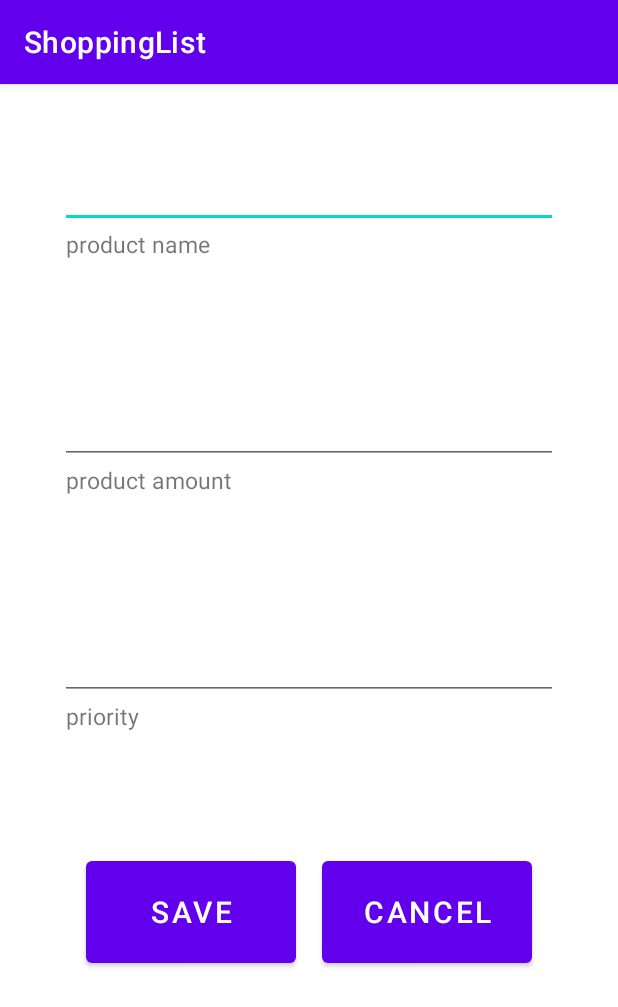
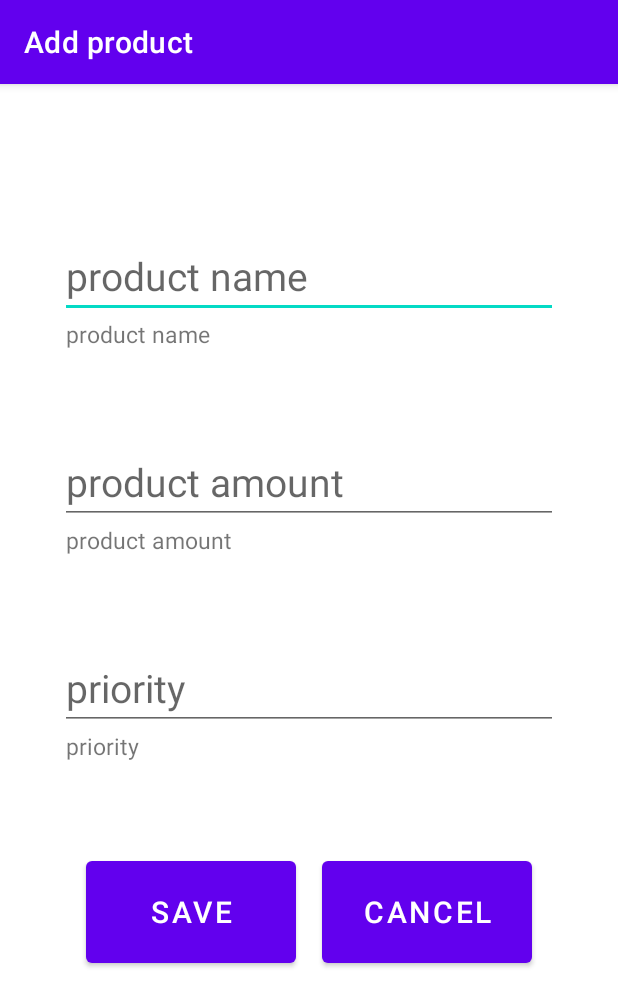
Before and after one commit to natalia-mus/ShoppingList, an Android app: the AddProductActivity screen opened directly, with no data from a screen before it, on a phone screen of 412 x 824 dp. Shown: the top 1007 px of the screen. Run offline under Robolectric (Android 15) with nearby library versions, the phone set to English and light mode, and no system bars.

Commit message:
Opening AddProductActivity

```diff
--- a/app/src/main/res/layout/activity_add_product.xml
+++ b/app/src/main/res/layout/activity_add_product.xml
@@ -1,7 +1,6 @@
 <?xml version="1.0" encoding="utf-8"?>
 <androidx.constraintlayout.widget.ConstraintLayout xmlns:android="http://schemas.android.com/apk/res/android"
     xmlns:app="http://schemas.android.com/apk/res-auto"
-    xmlns:tools="http://schemas.android.com/tools"
     android:layout_width="match_parent"
     android:layout_height="wrap_content">
 
@@ -9,7 +8,10 @@
         android:id="@+id/add_product_name_section"
         android:layout_width="match_parent"
         android:layout_height="wrap_content"
-        android:layout_margin="40dp"
+        android:layout_marginStart="40dp"
+        android:layout_marginTop="100dp"
+        android:layout_marginEnd="40dp"
+        android:layout_marginBottom="20dp"
         app:layout_constraintBottom_toTopOf="@+id/add_product_amount_section"
         app:layout_constraintTop_toTopOf="parent">
 
@@ -17,10 +19,10 @@
             android:id="@+id/add_product_name"
             android:layout_width="match_parent"
             android:layout_height="wrap_content"
+            android:hint="@string/add_product_name"
             android:textSize="26sp"
             app:layout_constraintStart_toStartOf="parent"
-            app:layout_constraintTop_toTopOf="parent"
-            tools:text="product name" />
+            app:layout_constraintTop_toTopOf="parent" />
 
         <TextView
             android:id="@+id/add_product_name_label"
@@ -38,7 +40,10 @@
         android:id="@+id/add_product_amount_section"
         android:layout_width="match_parent"
         android:layout_height="wrap_content"
-        android:layout_margin="40dp"
+        android:layout_marginStart="40dp"
+        android:layout_marginTop="40dp"
+        android:layout_marginEnd="40dp"
+        android:layout_marginBottom="20dp"
         app:layout_constraintBottom_toTopOf="@+id/add_product_priority_section"
         app:layout_constraintTop_toBottomOf="@+id/add_product_name_section">
 
@@ -46,10 +51,10 @@
             android:id="@+id/add_product_amount"
             android:layout_width="match_parent"
             android:layout_height="wrap_content"
+            android:hint="@string/add_product_amount"
             android:textSize="26sp"
             app:layout_constraintStart_toStartOf="parent"
-            app:layout_constraintTop_toTopOf="parent"
-            tools:text="product amount" />
+            app:layout_constraintTop_toTopOf="parent" />
 
         <TextView
             android:id="@+id/add_product_amount_label"
@@ -67,7 +72,10 @@
         android:id="@+id/add_product_priority_section"
         android:layout_width="match_parent"
         android:layout_height="wrap_content"
-        android:layout_margin="40dp"
+        android:layout_marginStart="40dp"
+        android:layout_marginTop="40dp"
+        android:layout_marginEnd="40dp"
+        android:layout_marginBottom="20dp"
         app:layout_constraintBottom_toTopOf="@+id/add_product_buttons_section"
         app:layout_constraintTop_toBottomOf="@+id/add_product_amount_section">
 
@@ -75,11 +83,11 @@
             android:id="@+id/add_product_priority"
             android:layout_width="match_parent"
             android:layout_height="wrap_content"
+            android:hint="@string/add_product_priority"
             android:inputType="number"
             android:textSize="26sp"
             app:layout_constraintStart_toStartOf="parent"
-            app:layout_constraintTop_toTopOf="parent"
-            tools:text="product priority" />
+            app:layout_constraintTop_toTopOf="parent" />
 
         <TextView
             android:id="@+id/add_product_priority_label"
@@ -115,7 +123,7 @@
             android:id="@+id/add_product_button_cancel"
             android:layout_width="140dp"
             android:layout_height="80dp"
-            android:text="@string/add_product_button_cancel"
+            android:text="@android:string/cancel"
             android:textSize="20dp"
             app:layout_constraintEnd_toEndOf="parent"
             app:layout_constraintStart_toEndOf="@+id/add_product_button_save"
--- a/app/src/main/res/values/strings.xml
+++ b/app/src/main/res/values/strings.xml
@@ -6,5 +6,7 @@
     <string name="add_product_amount">product amount</string>
     <string name="add_product_priority">priority</string>
     <string name="add_product_button_save">SAVE</string>
-    <string name="add_product_button_cancel">CANCEL</string>
+    <string name="menu_item_add_product">ADD PRODUCT</string>
+    <string name="activity_main">Shopping list</string>
+    <string name="activity_add_product">Add product</string>
 </resources>
```
Also changed, not shown: app/src/main/AndroidManifest.xml (+6 -2 lines), app/src/main/java/com/example/shoppinglist/view/MainActivity.kt (+14 -0 lines), app/src/main/res/drawable/ic_baseline_add_24.xml (added, +10 -0 lines), app/src/main/res/menu/main_menu.xml (added, +11 -0 lines).
